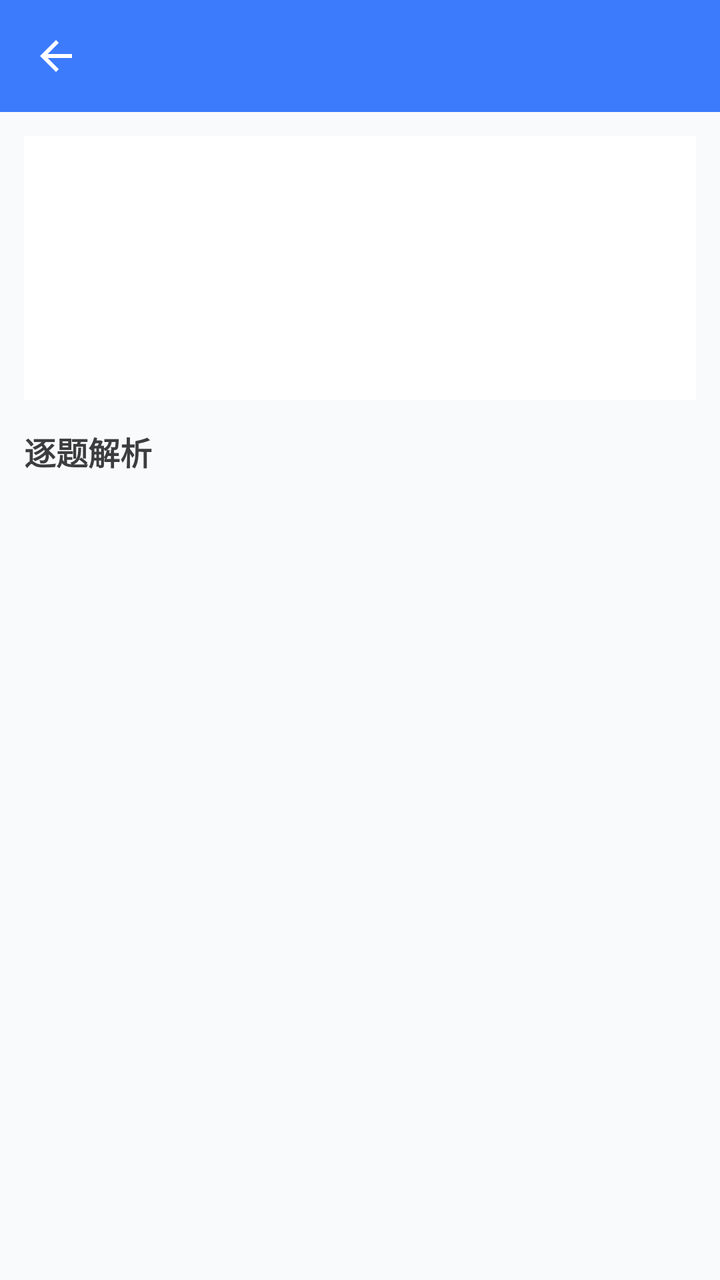
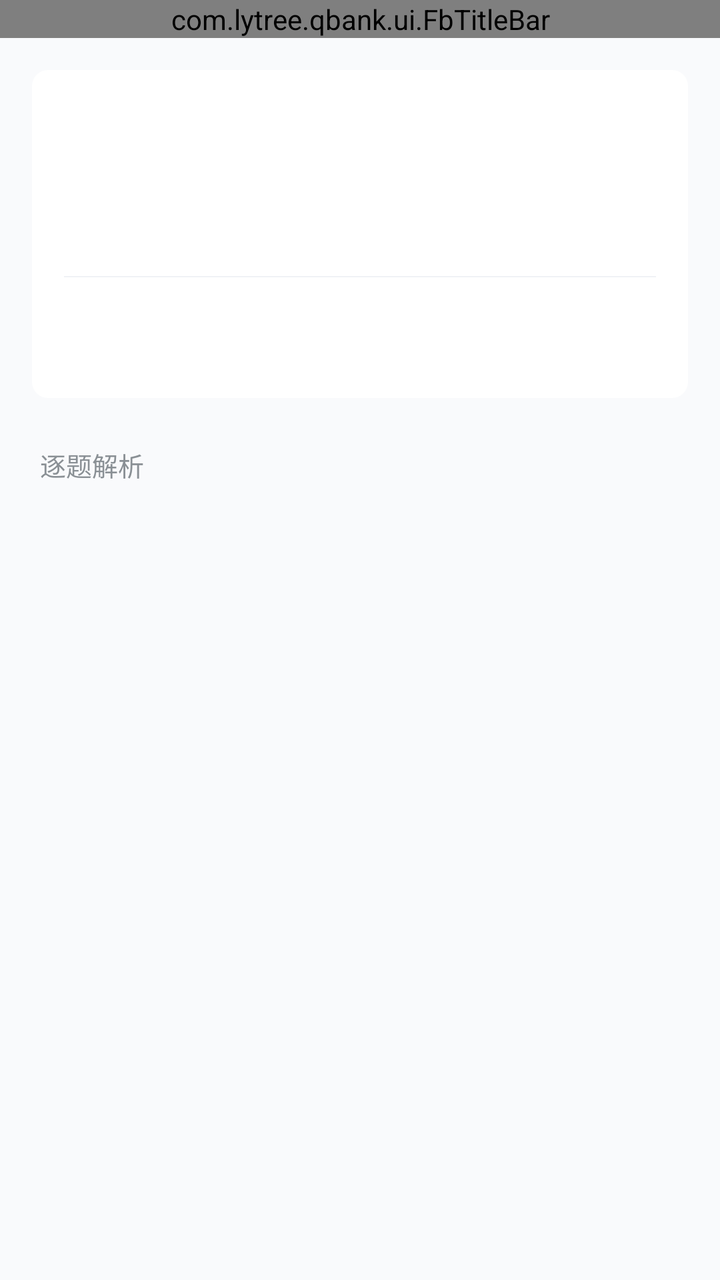

Two renders of the same Android screen: before a commit and after it. Below are the layout's source before the change and the commit's diff.
<!-- AndroidManifest.xml: application theme Theme.QBank -->
<!-- res/layout/activity_report.xml -->
<?xml version="1.0" encoding="utf-8"?>
<androidx.constraintlayout.widget.ConstraintLayout xmlns:android="http://schemas.android.com/apk/res/android"
    xmlns:app="http://schemas.android.com/apk/res-auto"
    android:layout_width="match_parent"
    android:layout_height="match_parent"
    android:background="@color/bg">

    <com.google.android.material.appbar.MaterialToolbar
        android:id="@+id/toolbar"
        android:layout_width="0dp"
        android:layout_height="?attr/actionBarSize"
        android:background="@color/primary"
        android:title="成绩报告"
        android:titleTextColor="#FFFFFF"
        app:navigationIcon="@drawable/ic_back"
        app:layout_constraintTop_toTopOf="parent"
        app:layout_constraintStart_toStartOf="parent"
        app:layout_constraintEnd_toEndOf="parent" />

    <androidx.core.widget.NestedScrollView
        android:layout_width="0dp"
        android:layout_height="0dp"
        app:layout_constraintTop_toBottomOf="@id/toolbar"
        app:layout_constraintBottom_toBottomOf="parent"
        app:layout_constraintStart_toStartOf="parent"
        app:layout_constraintEnd_toEndOf="parent">

        <LinearLayout
            android:layout_width="match_parent"
            android:layout_height="wrap_content"
            android:orientation="vertical"
            android:padding="12dp">

            <LinearLayout
                android:layout_width="match_parent"
                android:layout_height="wrap_content"
                android:orientation="vertical"
                android:background="@color/card"
                android:padding="18dp"
                android:gravity="center_horizontal">

                <TextView
                    android:id="@+id/tvScore"
                    android:layout_width="wrap_content"
                    android:layout_height="wrap_content"
                    android:textSize="34sp"
                    android:textStyle="bold"
                    android:textColor="@color/primary" />

                <TextView
                    android:id="@+id/tvFull"
                    android:layout_width="wrap_content"
                    android:layout_height="wrap_content"
                    android:layout_marginTop="2dp"
                    style="@style/TextMeta" />

                <LinearLayout
                    android:layout_width="match_parent"
                    android:layout_height="wrap_content"
                    android:layout_marginTop="16dp"
                    android:orientation="horizontal"
                    android:weightSum="4">

                    <TextView
                        android:id="@+id/tvCorrectRate"
                        android:layout_width="0dp"
                        android:layout_height="wrap_content"
                        android:layout_weight="1"
                        android:gravity="center"
                        style="@style/TextMeta" />

                    <TextView
                        android:id="@+id/tvRight"
                        android:layout_width="0dp"
                        android:layout_height="wrap_content"
                        android:layout_weight="1"
                        android:gravity="center"
                        style="@style/TextMeta" />

                    <TextView
                        android:id="@+id/tvWrong"
                        android:layout_width="0dp"
                        android:layout_height="wrap_content"
                        android:layout_weight="1"
                        android:gravity="center"
                        style="@style/TextMeta" />

                    <TextView
                        android:id="@+id/tvTime"
                        android:layout_width="0dp"
                        android:layout_height="wrap_content"
                        android:layout_weight="1"
                        android:gravity="center"
                        style="@style/TextMeta" />
                </LinearLayout>
            </LinearLayout>

            <TextView
                android:layout_width="match_parent"
                android:layout_height="wrap_content"
                android:layout_marginTop="14dp"
                android:text="逐题解析"
                style="@style/TextTitle" />

            <androidx.recyclerview.widget.RecyclerView
                android:id="@+id/list"
                android:layout_width="match_parent"
                android:layout_height="wrap_content"
                android:nestedScrollingEnabled="false" />
        </LinearLayout>
    </androidx.core.widget.NestedScrollView>
</androidx.constraintlayout.widget.ConstraintLayout>
<!-- resources referenced by this layout -->
<resources>
  <color name="bg">#F9FAFC</color>
  <color name="card">#FFFFFF</color>
  <color name="primary">#3C7BFC</color>
  <!-- drawable ic_back (drawable) -->
  <vector xmlns:android="http://schemas.android.com/apk/res/android"
      android:width="24dp" android:height="24dp"
      android:viewportWidth="24" android:viewportHeight="24"
      android:tint="#FFFFFF">
      <path android:fillColor="#FFFFFF" android:pathData="M20,11H7.83l5.59,-5.59L12,4l-8,8 8,8 1.41,-1.41L7.83,13H20v-2z" />
  </vector>
  <style name="TextMeta">
          <item name="android:textSize">12sp</item>
          <item name="android:textColor">@color/text_secondary</item>
      </style>
  <style name="TextTitle">
          <item name="android:textSize">16sp</item>
          <item name="android:textStyle">bold</item>
          <item name="android:textColor">@color/text_primary</item>
      </style>
  <style name="Theme.QBank" parent="Theme.MaterialComponents.DayNight.NoActionBar">
          <item name="colorPrimary">@color/primary</item>
          <item name="colorPrimaryDark">@color/primary_dark</item>
          <item name="colorAccent">@color/accent</item>
          <item name="android:statusBarColor" tools:targetApi="l">@color/primary</item>
          <item name="android:windowBackground">@color/bg</item>
      </style>
  <color name="text_secondary">#8A8F99</color>
  <color name="text_primary">#3C3D3F</color>
  <color name="primary_dark">#2A5FD6</color>
  <color name="accent">#FF7A45</color>
</resources>

<!-- the commit's change to res/layout/activity_report.xml (unified diff, before → after) -->
@@ -1,65 +1,64 @@
 <?xml version="1.0" encoding="utf-8"?>
-<androidx.constraintlayout.widget.ConstraintLayout xmlns:android="http://schemas.android.com/apk/res/android"
-    xmlns:app="http://schemas.android.com/apk/res-auto"
+<LinearLayout xmlns:android="http://schemas.android.com/apk/res/android"
     android:layout_width="match_parent"
     android:layout_height="match_parent"
-    android:background="@color/bg">
+    android:background="@color/fb_page_bg"
+    android:orientation="vertical">
 
-    <com.google.android.material.appbar.MaterialToolbar
-        android:id="@+id/toolbar"
-        android:layout_width="0dp"
-        android:layout_height="?attr/actionBarSize"
-        android:background="@color/primary"
-        android:title="成绩报告"
-        android:titleTextColor="#FFFFFF"
-        app:navigationIcon="@drawable/ic_back"
-        app:layout_constraintTop_toTopOf="parent"
-        app:layout_constraintStart_toStartOf="parent"
-        app:layout_constraintEnd_toEndOf="parent" />
+    <com.lytree.qbank.ui.FbTitleBar
+        android:id="@+id/titleBar"
+        android:layout_width="match_parent"
+        android:layout_height="wrap_content" />
 
     <androidx.core.widget.NestedScrollView
-        android:layout_width="0dp"
+        android:layout_width="match_parent"
         android:layout_height="0dp"
-        app:layout_constraintTop_toBottomOf="@id/toolbar"
-        app:layout_constraintBottom_toBottomOf="parent"
-        app:layout_constraintStart_toStartOf="parent"
-        app:layout_constraintEnd_toEndOf="parent">
+        android:layout_weight="1"
+        android:scrollbars="none">
 
         <LinearLayout
             android:layout_width="match_parent"
             android:layout_height="wrap_content"
             android:orientation="vertical"
-            android:padding="12dp">
+            android:paddingStart="@dimen/fb_page_pad"
+            android:paddingTop="16dp"
+            android:paddingEnd="@dimen/fb_page_pad"
+            android:paddingBottom="28dp">
 
             <LinearLayout
-                android:layout_width="match_parent"
-                android:layout_height="wrap_content"
-                android:orientation="vertical"
-                android:background="@color/card"
-                android:padding="18dp"
-                android:gravity="center_horizontal">
+                style="@style/FbCard"
+                android:gravity="center_horizontal"
+                android:paddingTop="24dp"
+                android:paddingBottom="6dp">
 
                 <TextView
                     android:id="@+id/tvScore"
                     android:layout_width="wrap_content"
                     android:layout_height="wrap_content"
-                    android:textSize="34sp"
-                    android:textStyle="bold"
-                    android:textColor="@color/primary" />
+                    android:includeFontPadding="false"
+                    android:textColor="@color/fb_primary"
+                    android:textSize="40sp"
+                    android:textStyle="bold" />
 
                 <TextView
                     android:id="@+id/tvFull"
+                    style="@style/FbItemSub"
                     android:layout_width="wrap_content"
                     android:layout_height="wrap_content"
-                    android:layout_marginTop="2dp"
-                    style="@style/TextMeta" />
+                    android:layout_marginTop="6dp" />
+
+                <View
+                    android:layout_width="match_parent"
+                    android:layout_height="0.5dp"
+                    android:layout_marginTop="18dp"
+                    android:background="@color/fb_divider" />
 
                 <LinearLayout
                     android:layout_width="match_parent"
                     android:layout_height="wrap_content"
-                    android:layout_marginTop="16dp"
                     android:orientation="horizontal"
-                    android:weightSum="4">
+                    android:paddingTop="14dp"
+                    android:paddingBottom="14dp">
 
                     <TextView
                         android:id="@+id/tvCorrectRate"
@@ -67,7 +66,9 @@
                         android:layout_height="wrap_content"
                         android:layout_weight="1"
                         android:gravity="center"
-                        style="@style/TextMeta" />
+                        android:lineSpacingExtra="6dp"
+                        android:textColor="@color/fb_text_primary"
+                        android:textSize="12sp" />
 
                     <TextView
                         android:id="@+id/tvRight"
@@ -75,7 +76,9 @@
                         android:layout_height="wrap_content"
                         android:layout_weight="1"
                         android:gravity="center"
-                        style="@style/TextMeta" />
+                        android:lineSpacingExtra="6dp"
+                        android:textColor="@color/fb_text_primary"
+                        android:textSize="12sp" />
 
                     <TextView
                         android:id="@+id/tvWrong"
@@ -83,7 +86,9 @@
                         android:layout_height="wrap_content"
                         android:layout_weight="1"
                         android:gravity="center"
-                        style="@style/TextMeta" />
+                        android:lineSpacingExtra="6dp"
+                        android:textColor="@color/fb_text_primary"
+                        android:textSize="12sp" />
 
                     <TextView
                         android:id="@+id/tvTime"
@@ -91,16 +96,19 @@
                         android:layout_height="wrap_content"
                         android:layout_weight="1"
                         android:gravity="center"
-                        style="@style/TextMeta" />
+                        android:lineSpacingExtra="6dp"
+                        android:textColor="@color/fb_text_primary"
+                        android:textSize="12sp" />
                 </LinearLayout>
             </LinearLayout>
 
             <TextView
+                style="@style/FbGroupTitle"
                 android:layout_width="match_parent"
                 android:layout_height="wrap_content"
-                android:layout_marginTop="14dp"
-                android:text="逐题解析"
-                style="@style/TextTitle" />
+                android:layout_marginStart="4dp"
+                android:layout_marginTop="24dp"
+                android:text="逐题解析" />
 
             <androidx.recyclerview.widget.RecyclerView
                 android:id="@+id/list"
@@ -109,4 +117,4 @@
                 android:nestedScrollingEnabled="false" />
         </LinearLayout>
     </androidx.core.widget.NestedScrollView>
-</androidx.constraintlayout.widget.ConstraintLayout>
+</LinearLayout>
<!-- resource entries referenced after the edit -->
@@ -1,34 +1,54 @@
 <!-- resources referenced by this layout -->
 <resources>
+  <color name="fb_divider">#F0F2F5</color>
+  <color name="fb_page_bg">#F9FAFC</color>
+  <color name="fb_primary">#3C7CFC</color>
+  <color name="fb_text_primary">#1B2126</color>
+  <dimen name="fb_page_pad">16dp</dimen>
+  <style name="FbCard">
+          <item name="android:layout_width">match_parent</item>
+          <item name="android:layout_height">wrap_content</item>
+          <item name="android:orientation">vertical</item>
+          <item name="android:background">@drawable/bg_fb_card</item>
+          <item name="android:padding">@dimen/fb_card_pad</item>
+      </style>
+  <style name="FbGroupTitle">
+          <item name="android:textSize">@dimen/fb_text_group</item>
+          <item name="android:textColor">@color/fb_text_meta</item>
+          <item name="android:includeFontPadding">false</item>
+      </style>
+  <style name="FbItemSub">
+          <item name="android:textSize">@dimen/fb_text_item_sub</item>
+          <item name="android:textColor">@color/fb_text_meta</item>
+          <item name="android:maxLines">2</item>
+          <item name="android:ellipsize">end</item>
+      </style>
   <color name="bg">#F9FAFC</color>
-  <color name="card">#FFFFFF</color>
-  <color name="primary">#3C7BFC</color>
-  <!-- drawable ic_back (drawable) -->
-  <vector xmlns:android="http://schemas.android.com/apk/res/android"
-      android:width="24dp" android:height="24dp"
-      android:viewportWidth="24" android:viewportHeight="24"
-      android:tint="#FFFFFF">
-      <path android:fillColor="#FFFFFF" android:pathData="M20,11H7.83l5.59,-5.59L12,4l-8,8 8,8 1.41,-1.41L7.83,13H20v-2z" />
-  </vector>
-  <style name="TextMeta">
-          <item name="android:textSize">12sp</item>
-          <item name="android:textColor">@color/text_secondary</item>
-      </style>
-  <style name="TextTitle">
-          <item name="android:textSize">16sp</item>
-          <item name="android:textStyle">bold</item>
-          <item name="android:textColor">@color/text_primary</item>
-      </style>
-  <style name="Theme.QBank" parent="Theme.MaterialComponents.DayNight.NoActionBar">
+  <color name="fb_card_bg">#FFFFFF</color>
+  <dimen name="fb_card_radius">8dp</dimen>
+  <color name="primary">#3C7CFC</color>
+  <style name="Theme.QBank" parent="Theme.MaterialComponents.Light.NoActionBar">
           <item name="colorPrimary">@color/primary</item>
           <item name="colorPrimaryDark">@color/primary_dark</item>
           <item name="colorAccent">@color/accent</item>
-          <item name="android:statusBarColor" tools:targetApi="l">@color/primary</item>
+          <item name="android:statusBarColor" tools:targetApi="l">@color/fb_bar_bg</item>
+          <item name="android:windowLightStatusBar" tools:targetApi="m">true</item>
+          <item name="android:navigationBarColor" tools:targetApi="l">@color/fb_bar_bg</item>
+          <item name="android:windowLightNavigationBar" tools:targetApi="o_mr1">true</item>
           <item name="android:windowBackground">@color/bg</item>
       </style>
-  <color name="text_secondary">#8A8F99</color>
-  <color name="text_primary">#3C3D3F</color>
+  <!-- drawable bg_fb_card (drawable) -->
+  <?xml version="1.0" encoding="utf-8"?>
+  <shape xmlns:android="http://schemas.android.com/apk/res/android" android:shape="rectangle">
+      <solid android:color="@color/fb_card_bg" />
+      <corners android:radius="@dimen/fb_card_radius" />
+  </shape>
+  <dimen name="fb_card_pad">16dp</dimen>
+  <dimen name="fb_text_group">13sp</dimen>
+  <color name="fb_text_meta">#8A9095</color>
+  <dimen name="fb_text_item_sub">12sp</dimen>
   <color name="primary_dark">#2A5FD6</color>
   <color name="accent">#FF7A45</color>
+  <color name="fb_bar_bg">#FFFFFF</color>
 </resources>
 
